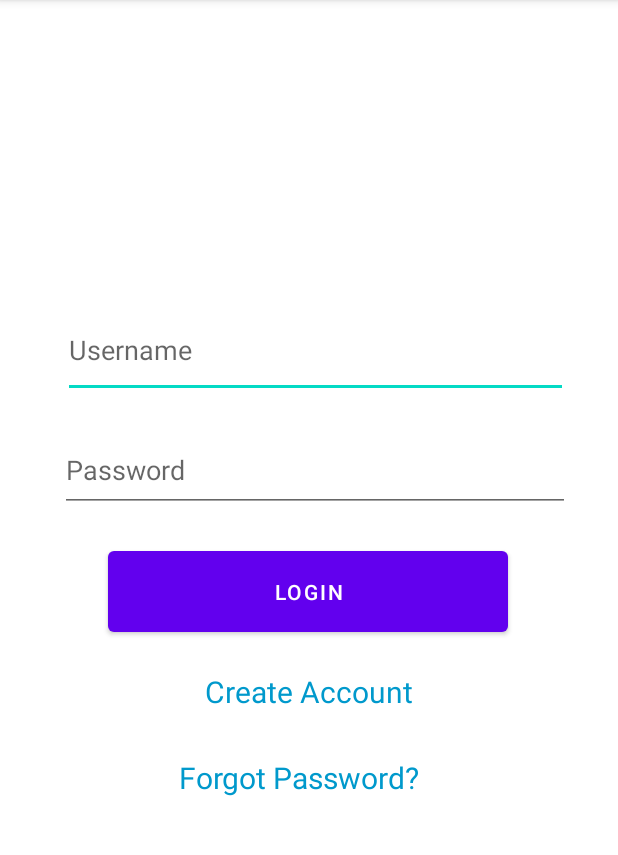
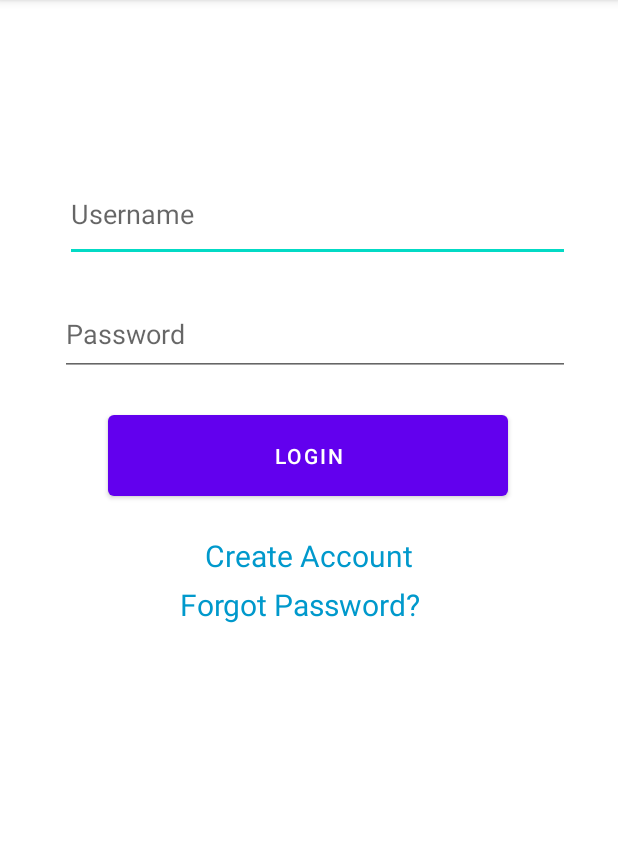
Before and after one commit to Ccortinez02/Crear-PDF-usando-PDFDocument-Java-Android-Studio, an Android app: the screen it shows after launch (LoginActivity), on a phone screen of 412 x 824 dp, the part 84-939 px from its top. Run offline under Robolectric (Android 15) with nearby library versions, the phone set to English and light mode, and no system bars.

```diff
--- a/app/src/main/res/layout/activity_main.xml
+++ b/app/src/main/res/layout/activity_main.xml
@@ -1,17 +1,22 @@
 <?xml version="1.0" encoding="utf-8"?>
 <RelativeLayout
     xmlns:android="http://schemas.android.com/apk/res/android"
+    xmlns:app="http://schemas.android.com/apk/res-auto"
     xmlns:tools="http://schemas.android.com/tools"
     android:layout_width="match_parent"
     android:layout_height="match_parent"
     tools:context=".MainActivity">
 
     <!--Button for generating the PDF file-->
+
     <Button
         android:id="@+id/btnSeleccionarPdf"
-        android:layout_width="wrap_content"
+        android:layout_width="312dp"
         android:layout_height="wrap_content"
-        android:layout_centerInParent="true"
-        android:text="Seleccionar PDF"/>
+        android:layout_alignParentEnd="true"
+        android:layout_alignParentBottom="true"
+        android:layout_marginEnd="50dp"
+        android:layout_marginBottom="443dp"
+        android:text="Seleccionar PDF" />
 
 </RelativeLayout>
--- a/app/src/main/res/layout/login.xml
+++ b/app/src/main/res/layout/login.xml
@@ -1,8 +1,11 @@
 <?xml version="1.0" encoding="utf-8"?>
 <RelativeLayout xmlns:android="http://schemas.android.com/apk/res/android"
+    xmlns:tools="http://schemas.android.com/tools"
     android:layout_width="match_parent"
     android:layout_height="match_parent"
-    android:textAlignment="center">
+    android:textAlignment="center"
+    android:visibility="visible"
+    tools:visibility="visible">
 
 
     <EditText
@@ -13,9 +16,9 @@
         android:layout_alignParentTop="true"
         android:layout_alignParentEnd="true"
 
-        android:layout_marginStart="42dp"
-        android:layout_marginTop="202dp"
-        android:layout_marginEnd="33dp"
+        android:layout_marginStart="43dp"
+        android:layout_marginTop="111dp"
+        android:layout_marginEnd="32dp"
         android:hint="Username" />
 
     <EditText
@@ -66,11 +69,12 @@
         android:layout_alignParentStart="true"
         android:layout_alignParentEnd="true"
         android:layout_alignParentBottom="true"
-        android:layout_marginStart="119dp"
-        android:layout_marginTop="30dp"
-        android:layout_marginEnd="118dp"
-        android:layout_marginBottom="173dp"
+        android:layout_marginStart="120dp"
+        android:layout_marginTop="5dp"
+        android:layout_marginEnd="117dp"
+        android:layout_marginBottom="307dp"
         android:text="Forgot Password?"
         android:textColor="@android:color/holo_blue_dark"
-        android:textSize="20sp" />
+        android:textSize="20sp"
+        android:visibility="visible" />
 </RelativeLayout>
```
